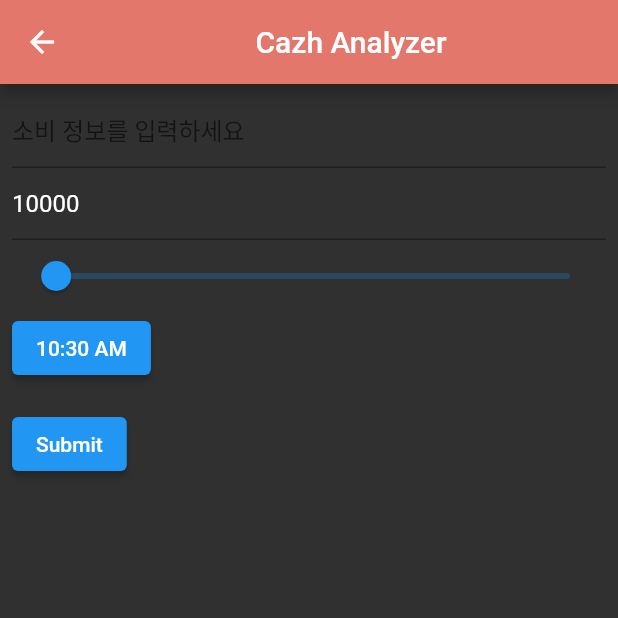
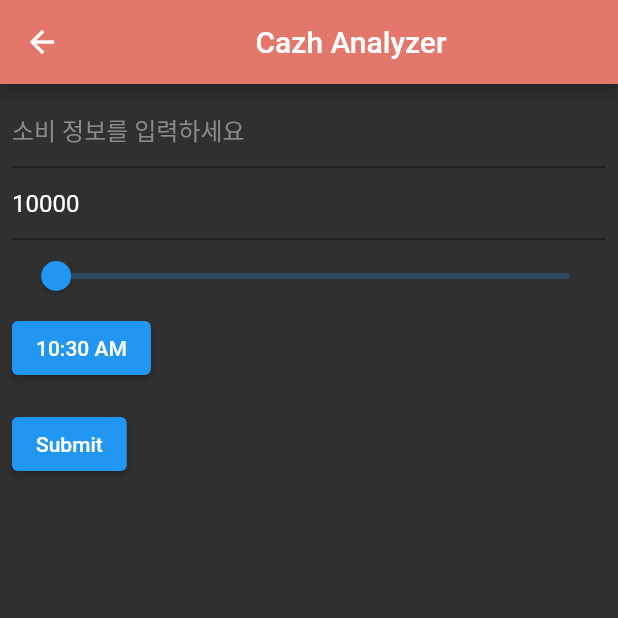
Before and after one commit to CazNm/cash_analyzer, a Flutter app: the EditPage screen opened directly with empty values, on a phone screen of 412 x 824 dp, the top half of it. Run offline on Flutter 3.47's test engine with Material 2 defaults, Android fonts, the phone set to English and light mode, and no system bars; our stand-ins replace get_it.

Commit message:
Fix edit page
결재 정보 추가 페이지에 가독성을 위해 글자 색을 수정함

```diff
--- a/lib/app/style.dart
+++ b/lib/app/style.dart
@@ -2,19 +2,19 @@ import 'package:flutter/material.dart';
 // Define multi-used style like colors or text styles
 // maybe we can make another style file for app's theme selecting function
 
-Color mainPink = Color.fromRGBO(255, 200, 200, 1);
-Color mainGreen = Color.fromRGBO(209, 255, 237, 1);
-Color white = Colors.white;
-Color grey138 = Color.fromRGBO(138, 138, 138, 1.0);
-Color grey204 = Color.fromRGBO(204, 204, 204, 1.0);
-Color grey217 = Color.fromRGBO(217, 217, 217, 1.0);
-Color grey247 = Color.fromRGBO(247, 247, 247, 1.0);
-Color navyDark = Color.fromRGBO(10, 20, 36, 1.0);
-Color black = Color.fromRGBO(34, 34, 34, 1.0);
-Color black48 = Color.fromRGBO(48, 48, 48, 1.0);
-Color salmon = Color.fromRGBO(227, 119, 107, 1.0);
-Color lightBlue = Color.fromRGBO(180, 240, 255, 1.0);
-Map<String, Color> primaryColorList = {
+const Color mainPink = Color.fromRGBO(255, 200, 200, 1);
+const Color mainGreen = Color.fromRGBO(209, 255, 237, 1);
+const Color white = Colors.white;
+const Color grey138 = Color.fromRGBO(138, 138, 138, 1.0);
+const Color grey204 = Color.fromRGBO(204, 204, 204, 1.0);
+const Color grey217 = Color.fromRGBO(217, 217, 217, 1.0);
+const Color grey247 = Color.fromRGBO(247, 247, 247, 1.0);
+const Color navyDark = Color.fromRGBO(10, 20, 36, 1.0);
+const Color black = Color.fromRGBO(34, 34, 34, 1.0);
+const Color black48 = Color.fromRGBO(48, 48, 48, 1.0);
+const Color salmon = Color.fromRGBO(227, 119, 107, 1.0);
+const Color lightBlue = Color.fromRGBO(180, 240, 255, 1.0);
+const Map<String, Color> primaryColorList = {
   'salmon': salmon,
   'lightBlue': lightBlue,
 };
--- a/lib/main.dart
+++ b/lib/main.dart
@@ -46,6 +46,7 @@ class MyApp extends StatelessWidget {
           bodyText1:
               defaultText(accentColor, size: 16, fontWeight: FontWeight.w400),
           bodyText2: defaultText(accentColor),
+          caption: defaultText(white, size: 16, fontWeight: FontWeight.w400)
         ),
         iconTheme: IconThemeData(color: accentColor));
 
--- a/lib/screens/edit/editPage.dart
+++ b/lib/screens/edit/editPage.dart
@@ -59,9 +59,10 @@ class _EditPageState extends State<EditPage> {
               crossAxisAlignment: CrossAxisAlignment.start,
               children: <Widget>[
                 TextFormField(
-                  style: Theme.of(context).textTheme.bodyText1,
+                  style: Theme.of(context).textTheme.caption,
                   decoration: const InputDecoration(
                     hintText: '소비 정보를 입력하세요',
+                    hintStyle: TextStyle(color: grey138),
                   ),
                   onChanged: (newValue) => setState(() {
                     title = newValue;
@@ -76,7 +77,7 @@ class _EditPageState extends State<EditPage> {
                 TextFormField(
                   controller: _controller,
                   keyboardType: TextInputType.number,
-                  style: Theme.of(context).textTheme.bodyText1,
+                  style: Theme.of(context).textTheme.caption,
                   validator: (String? value) {
                     if (value == null || value.isEmpty) {
                       return '비워둘 수 없습니다!';
```
